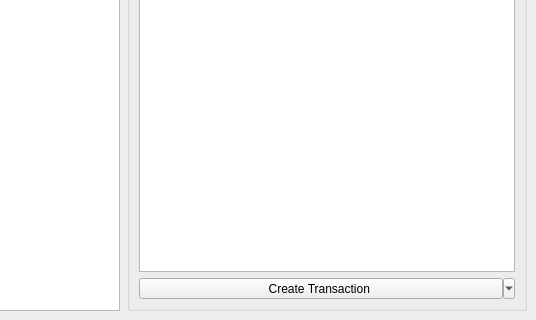
This is icenine/ui/mainwindow.ui in mikeshultz/icenine as Qt 5 draws it before an edit; both pictures show x 290 to 826 and y 454 to 774 of the 826 by 774 pixel window. The edited form follows.
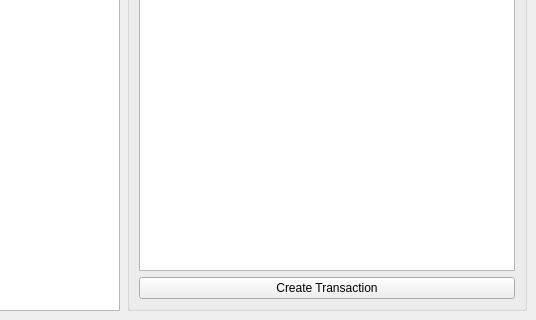
This is the edited form. Icons and pictures are not drawn.

Commit message: Fixed the button  to be less confusing.  Issue #4

```diff
--- a/icenine/ui/mainwindow.ui
+++ b/icenine/ui/mainwindow.ui
@@ -249,24 +249,9 @@
           </widget>
          </item>
          <item>
-          <widget class="QToolButton" name="createTransactionButton">
-           <property name="sizePolicy">
-            <sizepolicy hsizetype="Minimum" vsizetype="Fixed">
-             <horstretch>0</horstretch>
-             <verstretch>0</verstretch>
-            </sizepolicy>
-           </property>
+          <widget class="QPushButton" name="createTransactionButton">
            <property name="text">
-            <string>Create Transaction </string>
-           </property>
-           <property name="popupMode">
-            <enum>QToolButton::MenuButtonPopup</enum>
-           </property>
-           <property name="toolButtonStyle">
-            <enum>Qt::ToolButtonTextOnly</enum>
-           </property>
-           <property name="arrowType">
-            <enum>Qt::DownArrow</enum>
+            <string>Create Transaction</string>
            </property>
           </widget>
          </item>
```
The commit also changes 1 other file.
